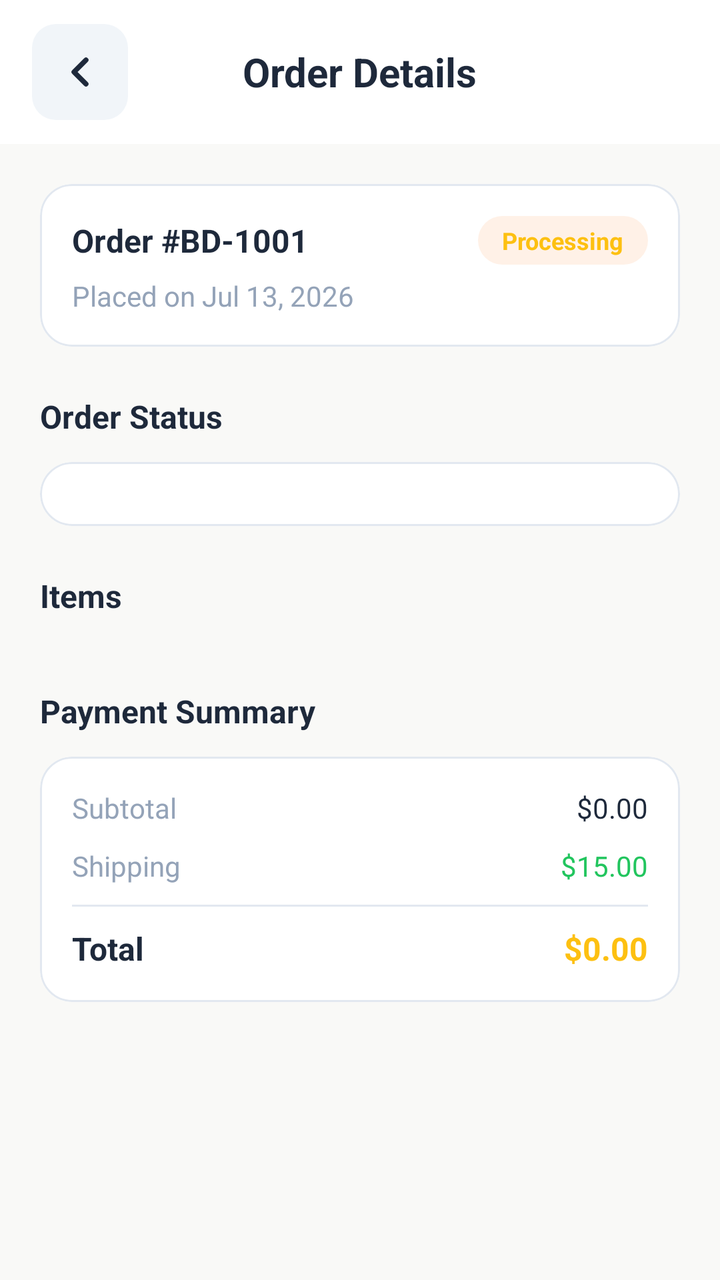
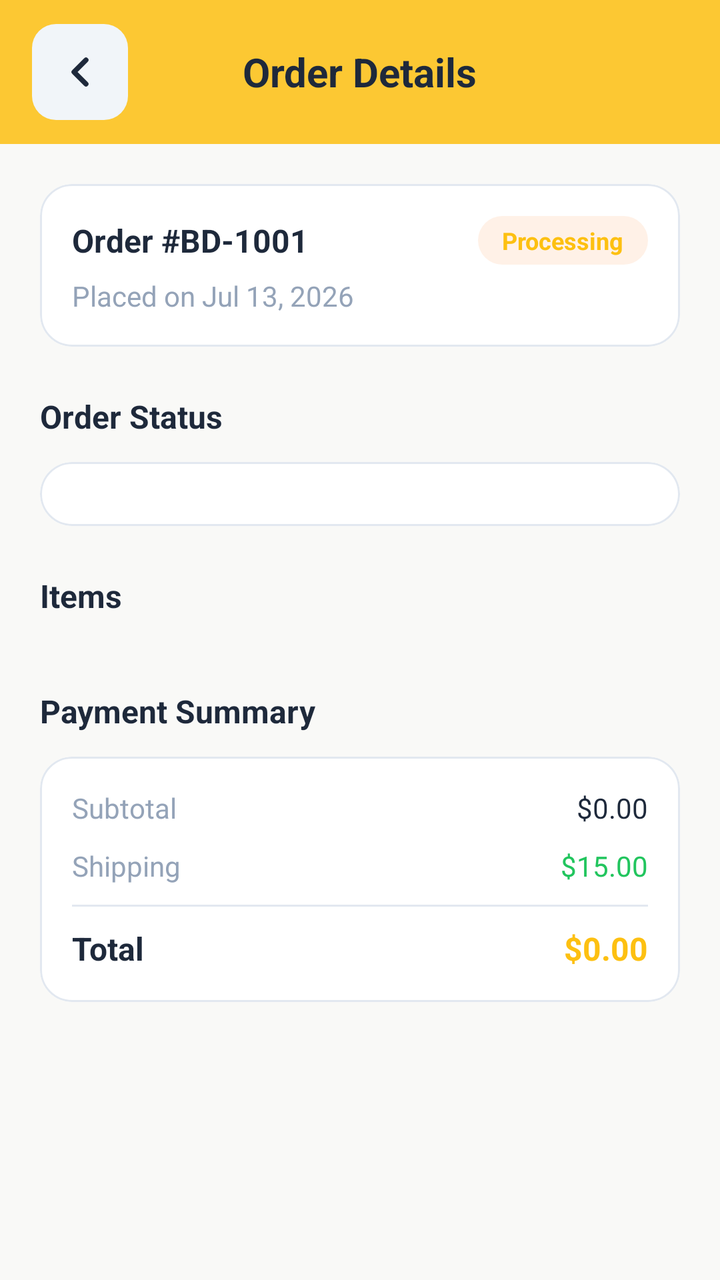

An Android layout rendered at two revisions. The XML below is the earlier revision; the diff shows what the commit changed to produce the second picture.
<!-- AndroidManifest.xml: application theme Theme.BeckieDealApp -->
<!-- res/layout/activity_order_detail.xml -->
﻿<?xml version="1.0" encoding="utf-8"?>
<androidx.constraintlayout.widget.ConstraintLayout xmlns:android="http://schemas.android.com/apk/res/android"
    xmlns:app="http://schemas.android.com/apk/res-auto"
    xmlns:tools="http://schemas.android.com/tools"
    android:layout_width="match_parent"
    android:layout_height="match_parent"
    android:background="@color/background"
    android:fitsSystemWindows="true"
    tools:context=".OrderDetailActivity">

    
    <com.google.android.material.appbar.AppBarLayout
        android:id="@+id/appBarLayout"
        android:layout_width="match_parent"
        android:layout_height="wrap_content"
        android:background="@color/surface"
        app:elevation="0dp"
        app:layout_constraintTop_toTopOf="parent">

        <com.google.android.material.appbar.MaterialToolbar
            android:id="@+id/topAppBar"
            android:layout_width="match_parent"
            android:layout_height="72dp"
            app:contentInsetStart="0dp">

            <RelativeLayout
                android:layout_width="match_parent"
                android:layout_height="match_parent"
                android:paddingHorizontal="16dp">

                <ImageView
                    android:id="@+id/backButton"
                    android:layout_width="48dp"
                    android:layout_height="48dp"
                    android:layout_alignParentStart="true"
                    android:layout_centerVertical="true"
                    android:background="@drawable/form_field_background"
                    android:padding="12dp"
                    android:src="@drawable/ic_arrow_left"
                    android:contentDescription="Back"
                    app:tint="@color/text_primary" />

                <TextView
                    android:id="@+id/toolbarTitle"
                    android:layout_width="wrap_content"
                    android:layout_height="wrap_content"
                    android:layout_centerInParent="true"
                    android:text="Order Details"
                    android:textColor="@color/text_primary"
                    android:textSize="@dimen/text_size_title"
                    android:textStyle="bold" />

            </RelativeLayout>

        </com.google.android.material.appbar.MaterialToolbar>
    </com.google.android.material.appbar.AppBarLayout>

    <androidx.core.widget.NestedScrollView
        android:id="@+id/orderDetailScroll"
        android:layout_width="match_parent"
        android:layout_height="0dp"
        android:fillViewport="true"
        app:layout_constraintTop_toBottomOf="@id/appBarLayout"
        app:layout_constraintBottom_toBottomOf="parent">

        <LinearLayout
            android:layout_width="match_parent"
            android:layout_height="wrap_content"
            android:orientation="vertical"
            android:padding="20dp">

            
            <com.google.android.material.card.MaterialCardView
                android:layout_width="match_parent"
                android:layout_height="wrap_content"
                app:cardCornerRadius="16dp"
                app:cardElevation="0dp"
                app:strokeWidth="1dp"
                app:strokeColor="@color/border_color"
                app:cardBackgroundColor="@color/surface">

                <LinearLayout
                    android:layout_width="match_parent"
                    android:layout_height="wrap_content"
                    android:orientation="vertical"
                    android:padding="16dp">

                    <LinearLayout
                        android:layout_width="match_parent"
                        android:layout_height="wrap_content"
                        android:orientation="horizontal"
                        android:gravity="center_vertical">

                        <TextView
                            android:id="@+id/detailOrderId"
                            android:layout_width="0dp"
                            android:layout_height="wrap_content"
                            android:layout_weight="1"
                            android:text="Order #BD-1001"
                            android:textColor="@color/text_primary"
                            android:textSize="@dimen/text_size_body_large"
                            android:textStyle="bold" />

                        <TextView
                            android:id="@+id/detailStatusBadge"
                            android:layout_width="wrap_content"
                            android:layout_height="wrap_content"
                            android:background="@drawable/order_status_badge_bg"
                            android:paddingHorizontal="12dp"
                            android:paddingVertical="4dp"
                            android:text="Processing"
                            android:textColor="@color/primary"
                            android:textSize="@dimen/text_size_caption"
                            android:textStyle="bold" />
                    </LinearLayout>

                    <TextView
                        android:id="@+id/detailOrderDate"
                        android:layout_width="wrap_content"
                        android:layout_height="wrap_content"
                        android:layout_marginTop="6dp"
                        android:text="Placed on Jul 13, 2026"
                        android:textColor="@color/text_muted"
                        android:textSize="@dimen/text_size_body" />

                </LinearLayout>

            </com.google.android.material.card.MaterialCardView>

            
            <TextView
                android:layout_width="wrap_content"
                android:layout_height="wrap_content"
                android:layout_marginTop="24dp"
                android:text="Order Status"
                android:textColor="@color/text_primary"
                android:textSize="@dimen/text_size_body_large"
                android:textStyle="bold" />

            <com.google.android.material.card.MaterialCardView
                android:layout_width="match_parent"
                android:layout_height="wrap_content"
                android:layout_marginTop="12dp"
                app:cardCornerRadius="16dp"
                app:cardElevation="0dp"
                app:strokeWidth="1dp"
                app:strokeColor="@color/border_color"
                app:cardBackgroundColor="@color/surface">

                <LinearLayout
                    android:id="@+id/trackingTimeline"
                    android:layout_width="match_parent"
                    android:layout_height="wrap_content"
                    android:orientation="vertical"
                    android:padding="16dp" />

            </com.google.android.material.card.MaterialCardView>

            
            <TextView
                android:layout_width="wrap_content"
                android:layout_height="wrap_content"
                android:layout_marginTop="24dp"
                android:text="Items"
                android:textColor="@color/text_primary"
                android:textSize="@dimen/text_size_body_large"
                android:textStyle="bold" />

            <LinearLayout
                android:id="@+id/detailItemsList"
                android:layout_width="match_parent"
                android:layout_height="wrap_content"
                android:orientation="vertical"
                android:layout_marginTop="12dp" />

            
            <TextView
                android:layout_width="wrap_content"
                android:layout_height="wrap_content"
                android:layout_marginTop="24dp"
                android:text="Payment Summary"
                android:textColor="@color/text_primary"
                android:textSize="@dimen/text_size_body_large"
                android:textStyle="bold" />

            <com.google.android.material.card.MaterialCardView
                android:layout_width="match_parent"
                android:layout_height="wrap_content"
                android:layout_marginTop="12dp"
                app:cardCornerRadius="16dp"
                app:cardElevation="0dp"
                app:strokeWidth="1dp"
                app:strokeColor="@color/border_color"
                app:cardBackgroundColor="@color/surface">

                <LinearLayout
                    android:layout_width="match_parent"
                    android:layout_height="wrap_content"
                    android:orientation="vertical"
                    android:padding="16dp">

                    <LinearLayout
                        android:layout_width="match_parent"
                        android:layout_height="wrap_content"
                        android:orientation="horizontal"
                        android:layout_marginBottom="10dp">
                        <TextView
                            android:layout_width="0dp"
                            android:layout_height="wrap_content"
                            android:layout_weight="1"
                            android:text="Subtotal"
                            android:textColor="@color/text_muted"
                            android:textSize="@dimen/text_size_body" />
                        <TextView
                            android:id="@+id/detailSubtotal"
                            android:layout_width="wrap_content"
                            android:layout_height="wrap_content"
                            android:text="$0.00"
                            android:textColor="@color/text_primary"
                            android:textSize="@dimen/text_size_body" />
                    </LinearLayout>

                    <LinearLayout
                        android:layout_width="match_parent"
                        android:layout_height="wrap_content"
                        android:orientation="horizontal"
                        android:layout_marginBottom="10dp">
                        <TextView
                            android:layout_width="0dp"
                            android:layout_height="wrap_content"
                            android:layout_weight="1"
                            android:text="Shipping"
                            android:textColor="@color/text_muted"
                            android:textSize="@dimen/text_size_body" />
                        <TextView
                            android:id="@+id/detailShipping"
                            android:layout_width="wrap_content"
                            android:layout_height="wrap_content"
                            android:text="$15.00"
                            android:textColor="@color/green_stock"
                            android:textSize="@dimen/text_size_body" />
                    </LinearLayout>

                    <View
                        android:layout_width="match_parent"
                        android:layout_height="1dp"
                        android:layout_marginBottom="10dp"
                        android:background="@color/border_color" />

                    <LinearLayout
                        android:layout_width="match_parent"
                        android:layout_height="wrap_content"
                        android:orientation="horizontal">
                        <TextView
                            android:layout_width="0dp"
                            android:layout_height="wrap_content"
                            android:layout_weight="1"
                            android:text="Total"
                            android:textColor="@color/text_primary"
                            android:textSize="@dimen/text_size_body_large"
                            android:textStyle="bold" />
                        <TextView
                            android:id="@+id/detailTotal"
                            android:layout_width="wrap_content"
                            android:layout_height="wrap_content"
                            android:text="$0.00"
                            android:textColor="@color/primary"
                            android:textSize="@dimen/text_size_body_large"
                            android:textStyle="bold" />
                    </LinearLayout>

                </LinearLayout>

            </com.google.android.material.card.MaterialCardView>

            
            <View
                android:layout_width="match_parent"
                android:layout_height="24dp" />

        </LinearLayout>

    </androidx.core.widget.NestedScrollView>

</androidx.constraintlayout.widget.ConstraintLayout>
<!-- resources referenced by this layout -->
<resources>
  <color name="background">#F9F9F7</color>
  <color name="border_color">#E2E8F0</color>
  <color name="green_stock">#22C55E</color>
  <color name="primary">#FDC011</color>
  <color name="surface">#FFFFFF</color>
  <color name="text_muted">#94A3B8</color>
  <color name="text_primary">#1E293B</color>
  <dimen name="text_size_body">13sp</dimen>
  <dimen name="text_size_body_large">15sp</dimen>
  <dimen name="text_size_caption">11sp</dimen>
  <dimen name="text_size_title">18sp</dimen>
  <!-- drawable form_field_background (drawable) -->
  <?xml version="1.0" encoding="utf-8"?>
  <shape xmlns:android="http://schemas.android.com/apk/res/android">
      <solid android:color="@color/input_background" />
      <corners android:radius="12dp" />
  </shape>
  <!-- drawable order_status_badge_bg (drawable) -->
  <?xml version="1.0" encoding="utf-8"?>
  <shape xmlns:android="http://schemas.android.com/apk/res/android"
      android:shape="rectangle">
      <solid android:color="#1AF97316" />
      <corners android:radius="24dp" />
  </shape>
  <style name="Theme.BeckieDealApp" parent="Base.Theme.BeckieDealApp">
          <item name="buttonStyle">@style/Widget.App.Button</item>
          <item name="materialButtonStyle">@style/Widget.App.Button</item>
      </style>
  <color name="input_background">#F1F5F9</color>
  <style name="Widget.App.Button" parent="Widget.Material3.Button">
          <item name="shapeAppearance">@style/ShapeAppearance.App.Button.Pill</item>
          <item name="android:textAppearance">@style/TextAppearance.App.Button</item>
      </style>
  <color name="on_primary">#FFFFFF</color>
  <color name="primary_container">#FDC011</color>
  <color name="on_primary_container">#582200</color>
  <color name="on_surface">#251913</color>
  <style name="TextAppearance.App.ProductName" parent="TextAppearance.Material3.HeadlineSmall">
          <item name="android:fontFamily">@font/amulya_bold</item>
          <item name="android:textSize">24sp</item>
          <item name="android:letterSpacing">-0.02</item>
          <item name="android:textColor">@color/text_primary</item>
      </style>
  <style name="TextAppearance.App.PriceHero" parent="TextAppearance.Material3.TitleLarge">
          <item name="android:fontFamily">@font/amulya_bold</item>
          <item name="android:textSize">22sp</item>
          <item name="android:letterSpacing">-0.01</item>
          <item name="android:textColor">@color/text_primary</item>
      </style>
  <style name="TextAppearance.App.SectionHeader" parent="TextAppearance.Material3.TitleMedium">
          <item name="android:fontFamily">@font/amulya_bold</item>
          <item name="android:textSize">18sp</item>
          <item name="android:letterSpacing">-0.01</item>
          <item name="android:textColor">@color/text_primary</item>
      </style>
  <style name="TextAppearance.App.CardProductName" parent="TextAppearance.Material3.BodyLarge">
          <item name="android:fontFamily">@font/synonym_medium</item>
          <item name="android:textSize">15sp</item>
          <item name="android:letterSpacing">0</item>
          <item name="android:textColor">@color/text_primary</item>
      </style>
  <style name="TextAppearance.App.Button" parent="TextAppearance.Material3.LabelLarge">
          <item name="android:fontFamily">@font/synonym_semibold</item>
          <item name="android:textSize">15sp</item>
          <item name="android:letterSpacing">0.01</item>
          <item name="android:textAllCaps">false</item>
      </style>
  <style name="ShapeAppearance.App.Button.Pill" parent="">
          <item name="cornerFamily">rounded</item>
          <item name="cornerSize">50%</item>
      </style>
  <color name="text_secondary">#64748B</color>
  <color name="nav_indicator_fill">#FFF1EB</color>
  <style name="ShapeAppearance.App.BottomNav.ActiveIndicator" parent="">
          <item name="cornerFamily">rounded</item>
          <item name="cornerSize">50%</item>
      </style>
  <!-- unchanged entries left out for length: 8 -->
</resources>

<!-- the commit's change to res/layout/activity_order_detail.xml (unified diff, before → after) -->
@@ -13,7 +13,7 @@
         android:id="@+id/appBarLayout"
         android:layout_width="match_parent"
         android:layout_height="wrap_content"
-        android:background="@color/surface"
+        android:background="@color/topbar_yellow_transparent"
         app:elevation="0dp"
         app:layout_constraintTop_toTopOf="parent">
 
<!-- resource entries referenced after the edit -->
@@ -7,6 +7,7 @@
   <color name="surface">#FFFFFF</color>
   <color name="text_muted">#94A3B8</color>
   <color name="text_primary">#1E293B</color>
+  <color name="topbar_yellow_transparent">#D9FDC011</color>
   <dimen name="text_size_body">13sp</dimen>
   <dimen name="text_size_body_large">15sp</dimen>
   <dimen name="text_size_caption">11sp</dimen>
